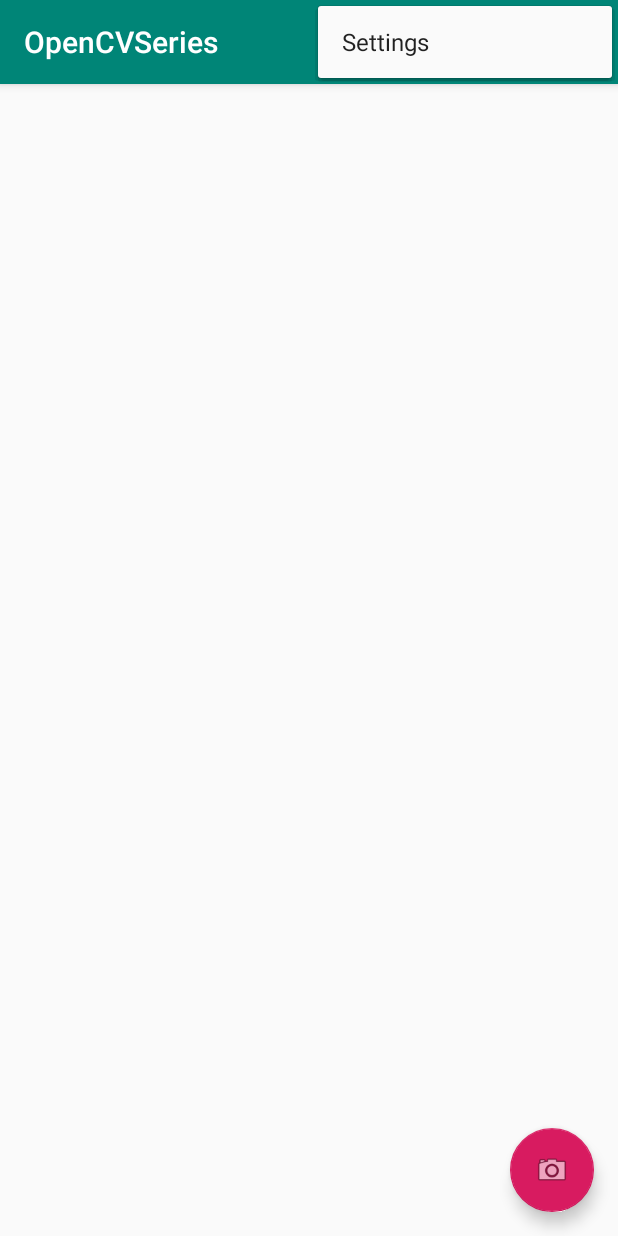
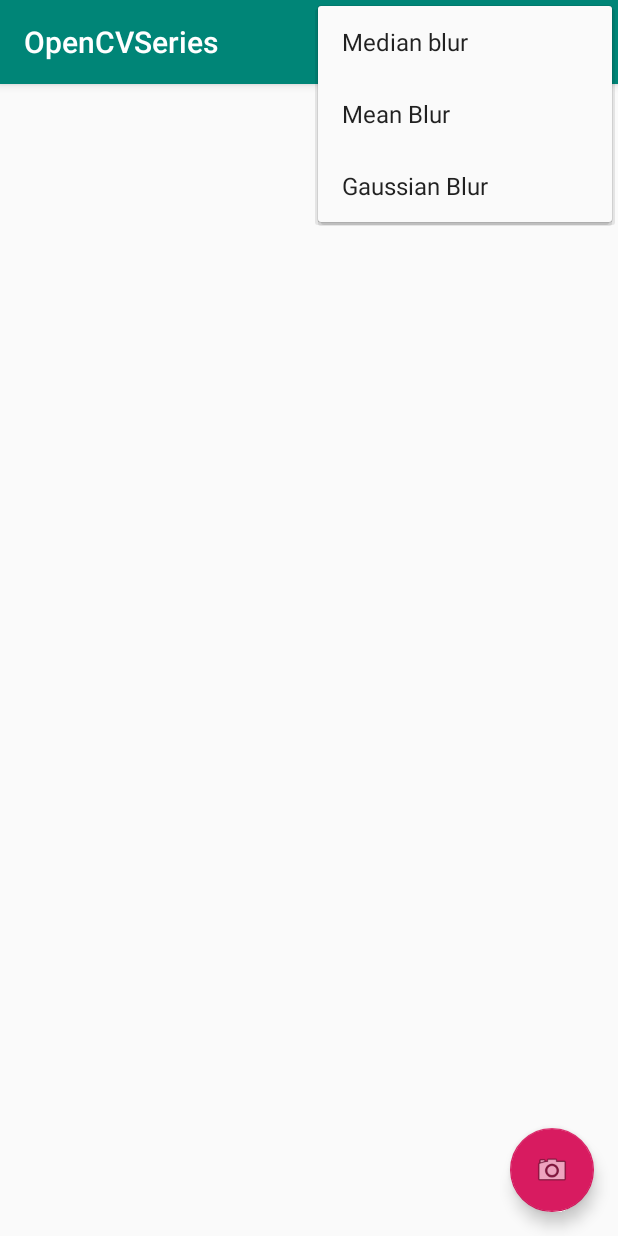
Before and after one commit to laitr01/MasteringOpenCV, an Android app: the screen it shows after launch (MainActivity), with the options menu open, on a phone screen of 412 x 824 dp. Run offline under Robolectric (Android 15) with nearby library versions, the light colour scheme and no system bars; libraries missing offline, so code that uses them is left out: com.squareup.leakcanary; pictures from the network do not load; 4 statements that could not run were skipped.

Commit message:
* median blur applied

```diff
--- a/app/build.gradle
+++ b/app/build.gradle
@@ -50,4 +50,8 @@ dependencies {
     androidTestImplementation 'com.android.support.test.espresso:espresso-core:3.0.2'
     implementation project(':openCVLibrary343')
     implementation 'org.jetbrains.kotlinx:kotlinx-coroutines-core:1.1.1'
+    debugImplementation 'com.squareup.leakcanary:leakcanary-android:1.6.3'
+    releaseImplementation 'com.squareup.leakcanary:leakcanary-android-no-op:1.6.3'
+    // Optional, if you use support library fragments:
+    debugImplementation 'com.squareup.leakcanary:leakcanary-support-fragment:1.6.3'
 }
--- a/app/src/main/AndroidManifest.xml
+++ b/app/src/main/AndroidManifest.xml
@@ -4,6 +4,7 @@
 
     <application
             android:allowBackup="true"
+            android:name=".OpenCVApplication"
             android:icon="@mipmap/ic_launcher"
             android:label="@string/app_name"
             android:roundIcon="@mipmap/ic_launcher_round"
--- /dev/null
+++ b/app/src/main/java/com/trach/bestapplication/opencvseries/OpenCVApplication.kt
@@ -0,0 +1,16 @@
+package com.trach.bestapplication.opencvseries
+
+import android.app.Application
+import com.squareup.leakcanary.LeakCanary
+
+class OpenCVApplication: Application() {
+    override fun onCreate() {
+        super.onCreate()
+        if (LeakCanary.isInAnalyzerProcess(this)) {
+            // This process is dedicated to LeakCanary for heap analysis.
+            // You should not init your app in this process.
+            return
+        }
+        LeakCanary.install(this)
+    }
+}
--- a/app/src/main/res/menu/menu_main.xml
+++ b/app/src/main/res/menu/menu_main.xml
@@ -2,8 +2,15 @@
       xmlns:app="http://schemas.android.com/apk/res-auto"
       xmlns:tools="http://schemas.android.com/tools"
       tools:context="com.trach.bestapplication.opencvseries.MainActivity">
-    <item android:id="@+id/action_settings"
-          android:title="@string/action_settings"
+    <item android:id="@+id/action_mean_blur"
+          android:title="@string/action_mean_blur"
           android:orderInCategory="100"
           app:showAsAction="never"/>
+    <item android:id="@+id/action_gaussian_blur"
+          android:title="@string/action_gaussian_blur"
+          android:orderInCategory="100"
+          app:showAsAction="never"/>
+    <item android:id="@+id/action_median_blur"
+          android:title="@string/action_median_blur"
+          app:showAsAction="never"/>
 </menu>
--- a/app/src/main/res/values/strings.xml
+++ b/app/src/main/res/values/strings.xml
@@ -2,4 +2,8 @@
     <string name="app_name">OpenCVSeries</string>
     <string name="action_settings">Settings</string>
     <string name="action_load_image">Load Image</string>
+
+    <string name="action_mean_blur">Mean Blur</string>
+    <string name="action_gaussian_blur">Gaussian Blur</string>
+    <string name="action_median_blur">Median blur</string>
 </resources>
```
Also changed, not shown: app/src/main/java/com/trach/bestapplication/opencvseries/MainActivity.kt (+36 -6 lines), 3 other files.
